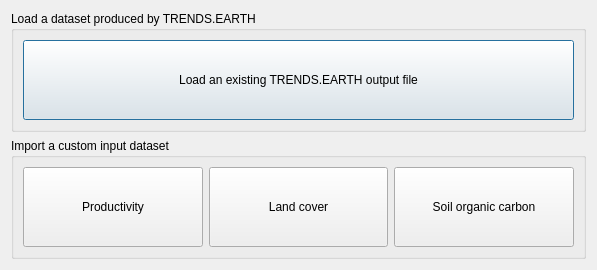
First picture: the form in LDMP/gui/DlgDataIO.ui, repository ConservationInternational/trends.earth, before the edit.
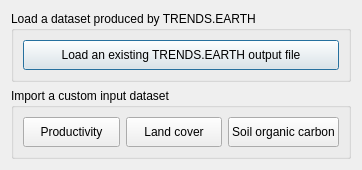
Second picture: the form after the edit.

What changed in the file:
```diff
--- a/LDMP/gui/DlgDataIO.ui
+++ b/LDMP/gui/DlgDataIO.ui
@@ -9,12 +9,12 @@
    <rect>
     <x>0</x>
     <y>0</y>
-    <width>597</width>
-    <height>270</height>
+    <width>362</width>
+    <height>150</height>
    </rect>
   </property>
   <property name="sizePolicy">
-   <sizepolicy hsizetype="Fixed" vsizetype="Fixed">
+   <sizepolicy hsizetype="Fixed" vsizetype="Minimum">
     <horstretch>0</horstretch>
     <verstretch>0</verstretch>
    </sizepolicy>
```
